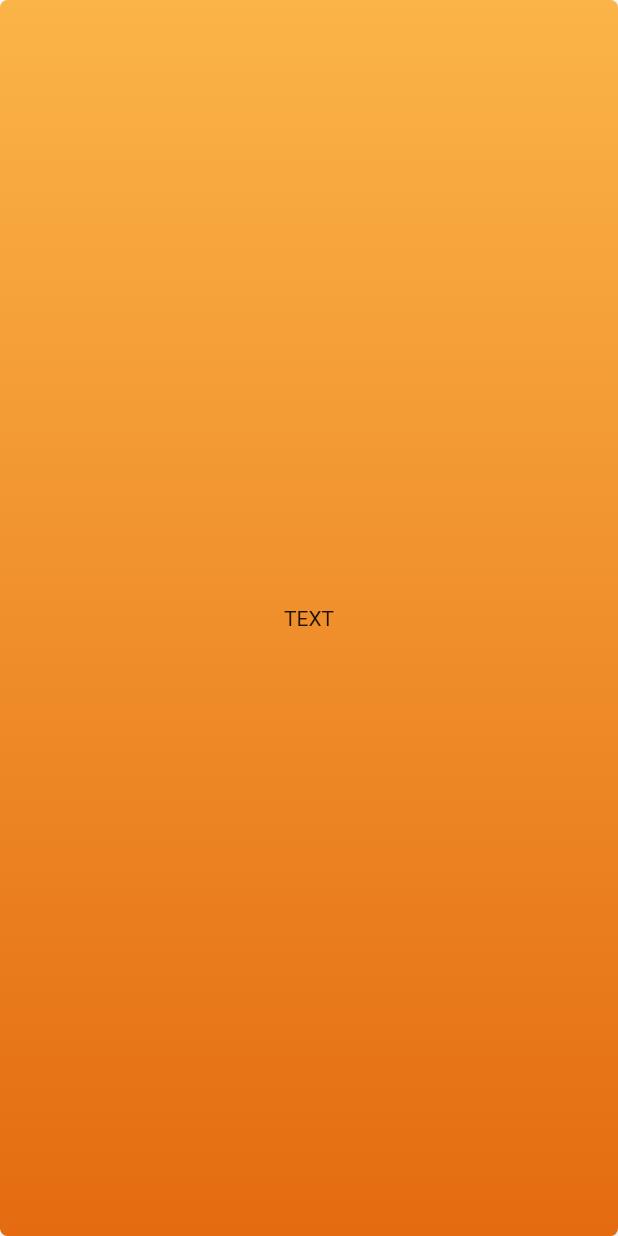
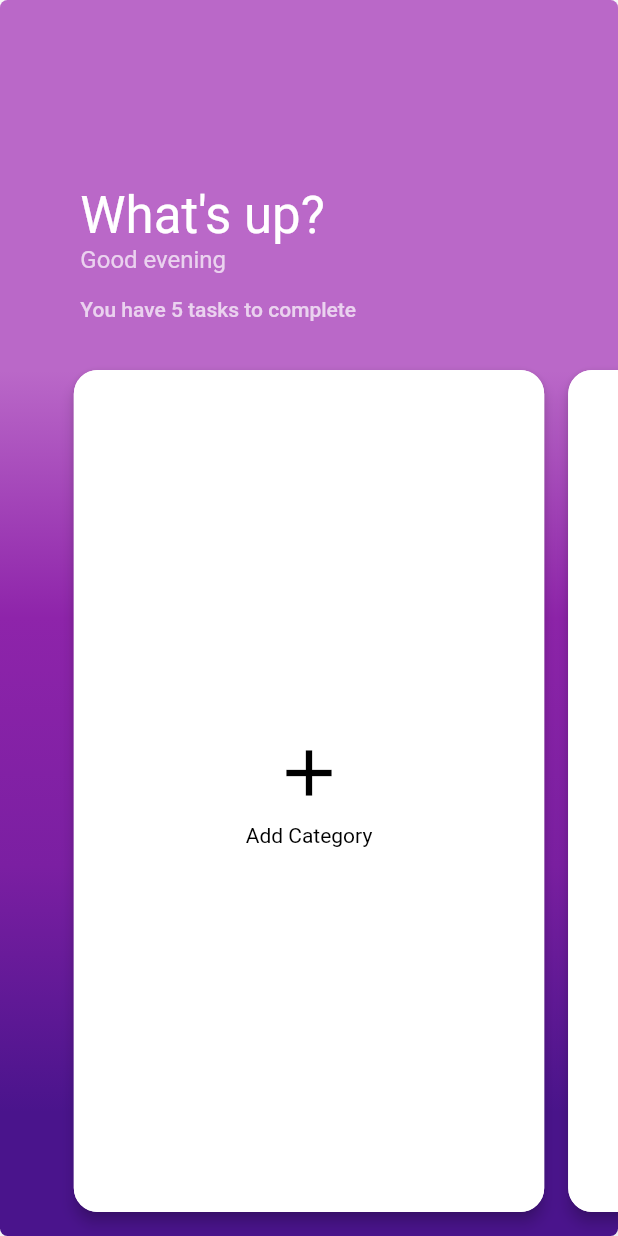
Before and after one commit to zikwall/bormental, a Flutter app: the screen it shows after launch, on a phone screen of 412 x 824 dp. Run offline on Flutter 3.47's test engine with Material 2 defaults, Android fonts, the light colour scheme and no system bars; our stand-ins replace animated_text_kit, video_player.

Commit message:
work with home screen

```diff
--- a/lib/screens/home/screen.dart
+++ b/lib/screens/home/screen.dart
@@ -8,6 +8,19 @@ import 'package:flutter/material.dart';
 // application
 //
 
+List<Color> getColorList(Color color) {
+  if (color is MaterialColor) {
+    return [
+      color.shade300,
+      color.shade600,
+      color.shade700,
+      color.shade900,
+    ];
+  } else {
+    return List<Color>.filled(4, color);
+  }
+}
+
 class HomeScreen extends StatefulWidget {
   const HomeScreen({Key? key}) : super(key: key);
 
@@ -15,16 +28,30 @@ class HomeScreen extends StatefulWidget {
   _HomeScreenState createState() => _HomeScreenState();
 }
 
-class _HomeScreenState extends State<HomeScreen> {
+class _HomeScreenState extends State<HomeScreen> with SingleTickerProviderStateMixin {
+  late AnimationController _controller;
+  late Animation<double> _animation;
+  final GlobalKey _backdropKey = GlobalKey(debugLabel: 'Backdrop');
+  late PageController _pageController;
+  int _currentPageIndex = 0;
+
   @override
   void initState() {
     super.initState();
+    _controller = AnimationController(
+      vsync: this,
+      duration: const Duration(milliseconds: 300),
+    );
+    _animation = Tween<double>(begin: 0.0, end: 1.0).animate(_controller);
+    _pageController = PageController(initialPage: 0, viewportFraction: 0.8);
   }
 
   @override
   void dispose() {
     super.dispose();
   }
+
+  final _tasks = [1, 2, 3, 4, 5];
 
   @override
   Widget build(BuildContext context) {
@@ -36,7 +63,9 @@ class _HomeScreenState extends State<HomeScreen> {
         ),
         child: Scaffold(
           body: Container(
-            padding: const EdgeInsets.symmetric(horizontal: 20),
+            padding: EdgeInsets.only(
+                top: MediaQuery.of(context).size.height * 0.15
+            ),
             height: MediaQuery.of(context).size.height,
             width: MediaQuery.of(context).size.width,
             decoration: BoxDecoration(
@@ -44,22 +73,156 @@ class _HomeScreenState extends State<HomeScreen> {
                 boxShadow: <BoxShadow>[
                   BoxShadow(
                       color: Colors.grey.shade200,
-                      offset: Offset(2, 4),
+                      offset: const Offset(2, 4),
                       blurRadius: 5,
                       spreadRadius: 2
                   )
                 ],
-                gradient: const LinearGradient(
+                gradient: LinearGradient(
                     begin: Alignment.topCenter,
                     end: Alignment.bottomCenter,
-                    colors: [Color(0xfffbb448), Color(0xffe46b10)]
+                    stops: const [0.3, 0.5, 0.7, 0.9],
+                    colors: getColorList(Colors.purple),
                 )
             ),
-            child: const Center(
-              child: Text('TEXT'),
+            child: OrientationBuilder(
+              builder: (context, orientation) {
+                return Column(
+                    crossAxisAlignment: CrossAxisAlignment.start,
+                    children: <Widget>[
+                      orientation == Orientation.landscape
+                        ? _buildWhatsUpHorizontal(context)
+                        : _buildWhatsUp(context),
+                      Expanded(
+                        key: _backdropKey,
+                        flex: 1,
+                        child: NotificationListener<ScrollNotification>(
+                          onNotification: (notification) {
+                            if (notification is ScrollEndNotification) {
+                              print("ScrollNotification = ${_pageController.page}");
+
+                              var currentPage = _pageController.page?.round().toInt() ?? 0;
+
+                              if (_currentPageIndex != currentPage) {
+                                setState(() => _currentPageIndex = currentPage);
+                              }
+                            }
+                            return true;
+                          },
+                          child: PageView.builder(
+                            controller: _pageController,
+                            itemBuilder: (BuildContext context, int index) {
+                              return _buildCard(context);
+                            },
+                            itemCount: _tasks.length + 1,
+                          ),
+                        ),
+                      ),
+                    ]
+                );
+              },
             ),
           ),
         )
     );
   }
 }
+
+Widget _buildWhatsUpHorizontal(BuildContext context) {
+  return Container(
+    margin: EdgeInsets.only(
+      left: MediaQuery.of(context).size.width * 0.115,
+    ),
+    child: Column(
+      crossAxisAlignment: CrossAxisAlignment.start,
+      children: <Widget>[
+        Text(
+          'What\'s up?',
+          style: Theme.of(context)
+              .textTheme
+              .headline4
+              ?.copyWith(color: Colors.white),
+        ),
+      ],
+    ),
+  );
+}
+
+Widget _buildWhatsUp(BuildContext context) {
+  return Container(
+    margin: EdgeInsets.only(
+      left: MediaQuery.of(context).size.width * 0.13,
+    ),
+    child: Column(
+      crossAxisAlignment: CrossAxisAlignment.start,
+      children: <Widget>[
+        Text(
+          'What\'s up?',
+          style: Theme.of(context)
+              .textTheme
+              .headline4
+              ?.copyWith(color: Colors.white),
+        ),
+        Text(
+          'Good evening',
+          style: Theme.of(context)
+              .textTheme
+              .subtitle1
+              ?.copyWith(
+              color: Colors.white.withOpacity(0.7)),
+        ),
+        Container(height: 16.0),
+        Text(
+          'You have 5 tasks to complete',
+          style: Theme.of(context)
+              .textTheme
+              .bodyText1
+              ?.copyWith(
+              color: Colors.white.withOpacity(0.7)),
+        ),
+        Container(
+          height: 16.0,
+        )
+      ],
+    ),
+  );
+}
+
+Widget _buildCard(BuildContext context) {
+  return Card(
+    shape: RoundedRectangleBorder(
+      borderRadius: BorderRadius.circular(16.0),
+    ),
+    elevation: 4.0,
+    margin: const EdgeInsets.symmetric(vertical: 16.0, horizontal: 8.0),
+    child: Material(
+      borderRadius: BorderRadius.circular(16.0),
+      color: Colors.white,
+      child: InkWell(
+        onTap: () {
+          //
+        },
+        child: Padding(
+          padding: const EdgeInsets.symmetric(vertical: 16.0, horizontal: 16.0),
+          child: Column(
+            mainAxisAlignment: MainAxisAlignment.center,
+            children: [
+              const Icon(
+                Icons.add,
+                size: 52.0,
+                color: Colors.black,
+              ),
+              Container(
+                height: 8.0,
+              ),
+              const Text(
+                'Add Category',
+                style: TextStyle(color: Colors.black),
+              ),
+            ],
+          ),
+        ),
+      ),
+    ),
+  );
+}
```
